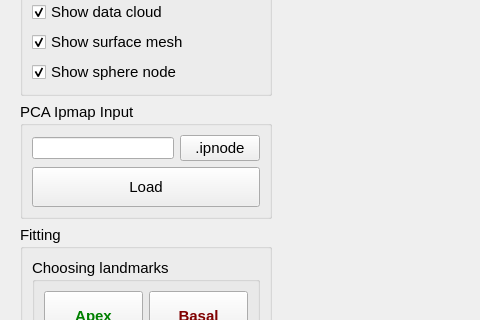
The window that src/qt/view.ui (Fighy/lung_fitting) describes before a commit, drawn with Qt 5; both pictures show x 0 to 480 and y 195 to 515 of the 1024 by 948 pixel window.
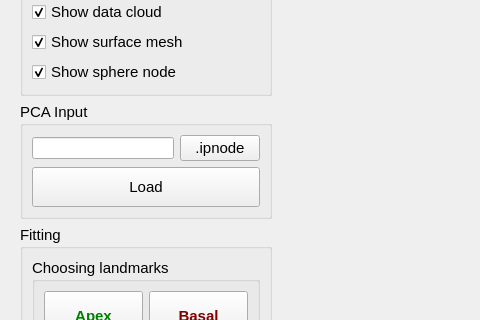
The same window after the commit. Custom widgets are drawn as their Qt base class.

```diff
--- a/src/qt/view.ui
+++ b/src/qt/view.ui
@@ -131,7 +131,7 @@
       <item>
        <widget class="QGroupBox" name="groupBox_4">
         <property name="title">
-         <string>PCA Ipmap Input</string>
+         <string>PCA Input</string>
         </property>
         <layout class="QGridLayout" name="gridLayout_5">
          <item row="0" column="0">
```
